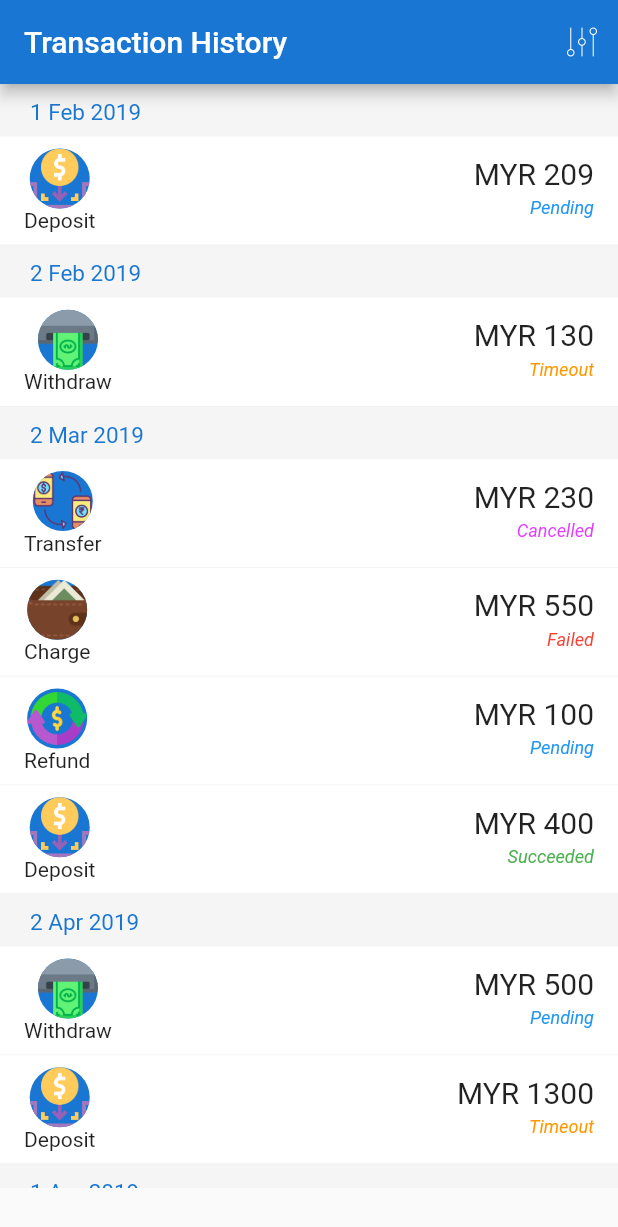
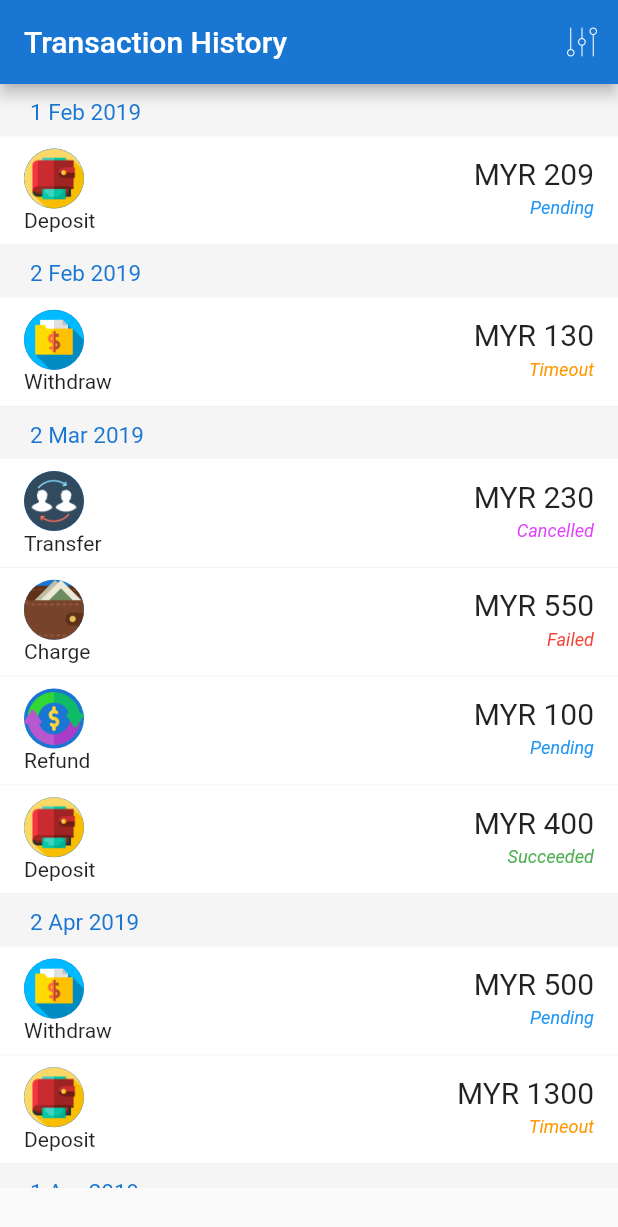
Before and after one commit to Mehedi50200/minipay, a Flutter app: the screen it shows after launch, on a phone screen of 412 x 824 dp. Shown: the top 1227 px of the screen. Run offline on Flutter 3.47's test engine with Material 2 defaults, Android fonts, the light colour scheme and no system bars; statements that could not run were skipped.

Commit message:
new changes

```diff
--- a/lib/transaction_history.dart
+++ b/lib/transaction_history.dart
@@ -4,7 +4,7 @@ import 'package:flutter/services.dart' show rootBundle;
 import 'dart:convert';
 
 import 'package:minipay/transaction_history_model.dart';
-import 'package:minipay/transaction_tile.dart';
+import 'package:minipay/transaction_item.dart';
 
 class TransactionPage extends StatefulWidget {
   TransactionPage({Key key, this.title}) : super(key: key);
--- a/lib/transaction_tile.dart
+++ b/lib/transaction_item.dart
@@ -108,6 +108,7 @@ class TransationTile extends StatelessWidget {
           child: ListTile(
             leading: Column(
               mainAxisAlignment: MainAxisAlignment.start,
+              crossAxisAlignment: CrossAxisAlignment.start,
               children: <Widget>[
                 CircleAvatar(
                   backgroundImage: imgTransactionType,
```
Also changed, not shown: assets/deposit.png, assets/transfer.png, assets/withdraw.png.
